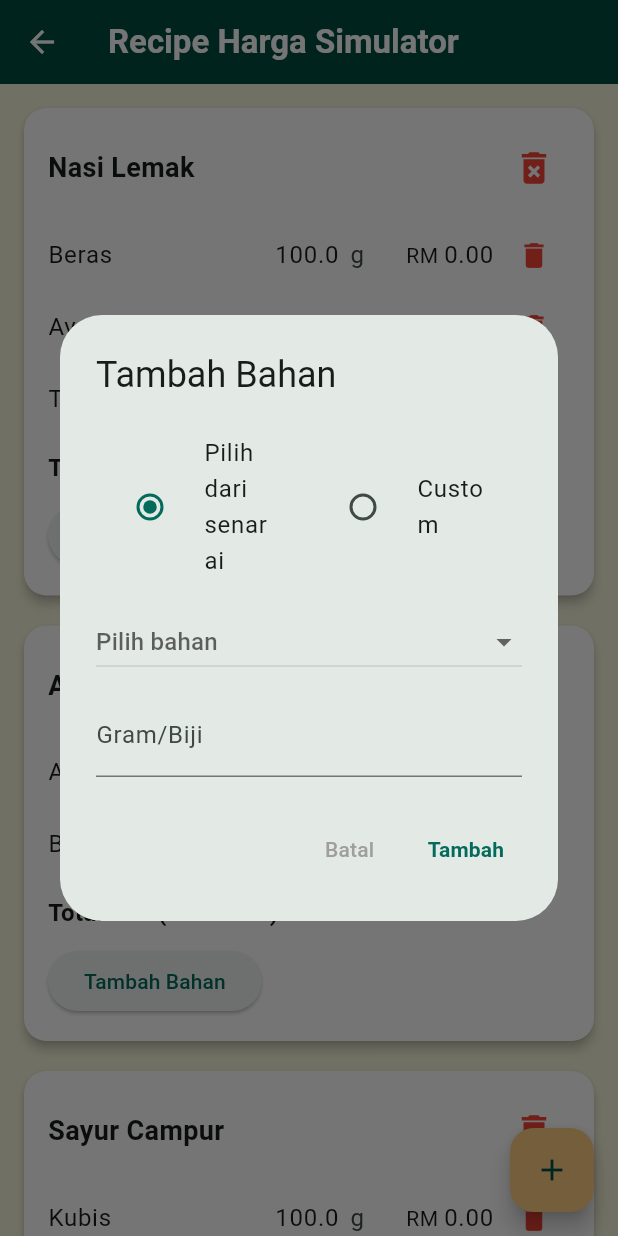
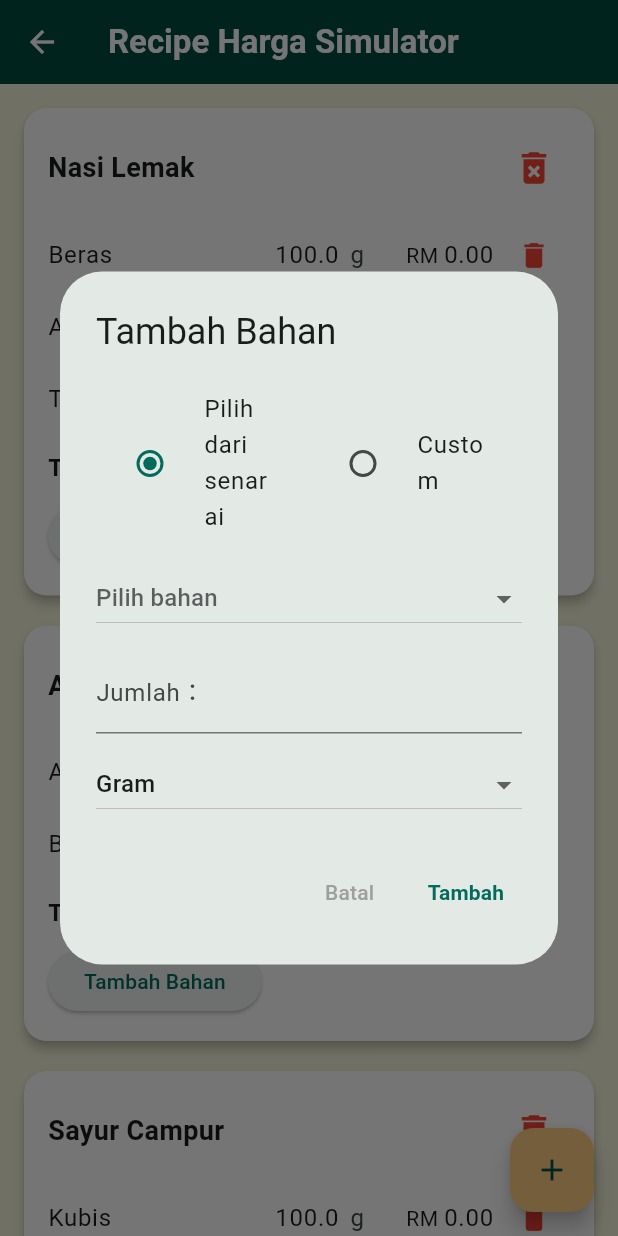
Before and after one commit to Jasminekhoo/NEXT-LEVEL, a Flutter app: the RecipePage screen opened directly with empty values, after a tap on "Tambah Bahan", on a phone screen of 412 x 824 dp. Run offline on Flutter 3.47's test engine with Material 3 defaults, Android fonts, the phone set to English and light mode, and no system bars; our stand-ins replace cloud_firestore, csv, firebase_core, fl_chart; accounts and stored records are empty; network calls fail.

Commit message:
Fix bug in recipe calculation

```diff
--- a/warung_wise/lib/screens/recipe_page.dart
+++ b/warung_wise/lib/screens/recipe_page.dart
@@ -77,16 +77,25 @@ double calculateRecipeCost(Recipe recipe, {double profitMargin = 0.3}) {
   double totalCost = 0;
 
   for (var ingredient in recipe.ingredients) {
-    double pricePerUnit = ingredient.customPricePerKg ?? getPriceFromLookup(ingredient.name);
+    double pricePerKg = ingredient.customPricePerKg ?? getPriceFromLookup(ingredient.name);
+    double cost = 0;
 
-    double cost;
-
-    // ⚡ 鸡蛋按 biji 计算
-    if (ingredient.category.toLowerCase().contains("telur") &&
-        ingredient.name.toLowerCase().contains("telur")) {
-      cost = ingredient.gram * pricePerUnit; // gram 字段存的是 biji
-    } else {
-      cost = (ingredient.gram / 1000) * pricePerUnit; // 普通按 kg
+    // 按单位计算
+    switch (ingredient.unit.toLowerCase()) {
+      case 'biji':
+        // 每个重量换算 kg，再乘价格
+        double unitWeightGram = ingredient.unitWeightGram ?? 50; // 默认每个 50g
+        cost = ingredient.gram * pricePerKg * (unitWeightGram / 1000);
+        break;
+      case 'g':
+      case 'gram':
+        cost = (ingredient.gram / 1000) * pricePerKg;
+        break;
+      case 'kg':
+        cost = ingredient.gram * pricePerKg;
+        break;
+      default:
+        cost = (ingredient.gram / 1000) * pricePerKg;
     }
 
     totalCost += cost;
@@ -114,7 +123,9 @@ void _showAddIngredientDialog(Recipe recipe) {
 
   showDialog(
     context: context,
-    builder: (_) => StatefulBuilder(
+    builder: (_) {
+      String selectedUnit = 'g'; // Dialog 内部局部状态
+      return StatefulBuilder(
         builder: (context, setDialogState) => AlertDialog(
           title: const Text("Tambah Bahan"),
           content: SingleChildScrollView(
@@ -168,7 +179,7 @@ void _showAddIngredientDialog(Recipe recipe) {
                         nameController.text = val?['name'] ?? '';
                         selectedCategory = val?['cat'] ?? 'Keperluan';
 
-                      // 自动填充价格
+                        // 获取最新价格
                         final latestPrice = widget.latestPrices.firstWhere(
                           (p) => p.itemName == selectedItem!['name'],
                           orElse: () => PriceRecord(
@@ -181,16 +192,21 @@ void _showAddIngredientDialog(Recipe recipe) {
                             category: selectedItem!['cat']!,
                           ),
                         );
-                      priceController.text =
-                          latestPrice.newPrice.toStringAsFixed(2);
 
-                      // ⚡ 自动填 gram/ biji
-                      if (gramController.text.isEmpty) {
-                        gramController.text =
-                            (selectedCategory.toLowerCase().contains("telur") &&
-                                    val?['name']?.toLowerCase().contains("telur") == true)
-                                ? "1"
-                                : "100";
+                        // 判断是否是鸡蛋
+                        bool isTelur = RegExp(r'telur', caseSensitive: false)
+                            .hasMatch(selectedItem?['name'] ?? '');
+
+                        if (isTelur) {
+                          selectedUnit = 'biji';
+                          gramController.text = '1'; // 默认 1颗
+                          // 鸡蛋价格总价 / 10 得单粒价格
+                          double singlePrice = latestPrice.newPrice / 10;
+                          priceController.text = singlePrice.toStringAsFixed(3);
+                        } else {
+                          selectedUnit = 'g';
+                          gramController.text = '100';
+                          priceController.text = latestPrice.newPrice.toStringAsFixed(2);
                         }
                       });
                     },
@@ -198,11 +214,26 @@ void _showAddIngredientDialog(Recipe recipe) {
 
                   const SizedBox(height: 10),
 
-                // 每次必须输入 gram
+                  // Gram/Biji 输入
                   TextField(
                     controller: gramController,
                     keyboardType: TextInputType.number,
-                  decoration: const InputDecoration(labelText: "Gram/Biji"),
+                    decoration: const InputDecoration(labelText: "Jumlah："),
+                  ),
+                  const SizedBox(height: 10),
+
+                  // 单位选择
+                  DropdownButton<String>(
+                    value: selectedUnit,
+                    isExpanded: true,
+                    items: const [
+                      DropdownMenuItem(value: 'g', child: Text('Gram')),
+                      DropdownMenuItem(value: 'kg', child: Text('Kg')),
+                      DropdownMenuItem(value: 'biji', child: Text('Biji')),
+                    ],
+                    onChanged: (value) {
+                      setDialogState(() => selectedUnit = value!);
+                    },
                   ),
                 ] else ...[
                   // 自定义输入
@@ -218,7 +249,7 @@ void _showAddIngredientDialog(Recipe recipe) {
                   TextField(
                     controller: priceController,
                     keyboardType: TextInputType.number,
-                  decoration: const InputDecoration(labelText: "Harga per KG"),
+                    decoration: const InputDecoration(labelText: "Harga per KG / per biji"),
                   ),
                   const SizedBox(height: 10),
                   DropdownButton<String>(
@@ -246,30 +277,11 @@ void _showAddIngredientDialog(Recipe recipe) {
             ),
             TextButton(
               onPressed: () {
-              // ⚡ 必须输入 gram
                 final double gram =
                     double.tryParse(gramController.text.trim()) ?? 0;
                 if (gram <= 0) return;
 
-              // 判断使用 lookup 还是 custom
-              double? pricePerKg;
-              if (useLookup && selectedItem != null) {
-                final latestPrice = widget.latestPrices.firstWhere(
-                  (p) => p.itemName == selectedItem!['name'],
-                  orElse: () => PriceRecord(
-                    itemName: selectedItem!['name']!,
-                    oldPrice: 0,
-                    newPrice: 0,
-                    history: [0, 0, 0],
-                    unit: 'unit',
-                    date: '',
-                    category: selectedItem!['cat']!,
-                  ),
-                );
-                pricePerKg = latestPrice.newPrice;
-              } else {
-                pricePerKg = double.tryParse(priceController.text.trim());
-              }
+                double? pricePerUnit = double.tryParse(priceController.text.trim());
 
                 setState(() {
                   recipe.ingredients.add(
@@ -277,7 +289,8 @@ void _showAddIngredientDialog(Recipe recipe) {
                       name: nameController.text.trim(),
                       category: selectedCategory,
                       gram: gram,
-                    customPricePerKg: pricePerKg,
+                      customPricePerKg: pricePerUnit, // 鸡蛋即单粒价格
+                      unit: selectedUnit,
                     ),
                   );
                 });
@@ -288,7 +301,8 @@ void _showAddIngredientDialog(Recipe recipe) {
             ),
           ],
         ),
-    ),
+      );
+    },
   );
 }
 
```
Lines whose indentation alone changed are shown as unchanged.
